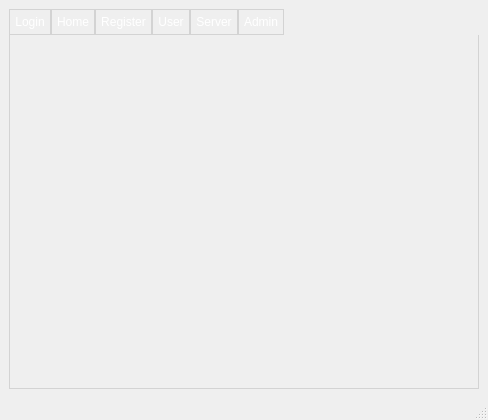
The window that src/telecharge.ui (Jackie-Li-0228/SQL-telecharge-system) describes before a commit, drawn with Qt 5.
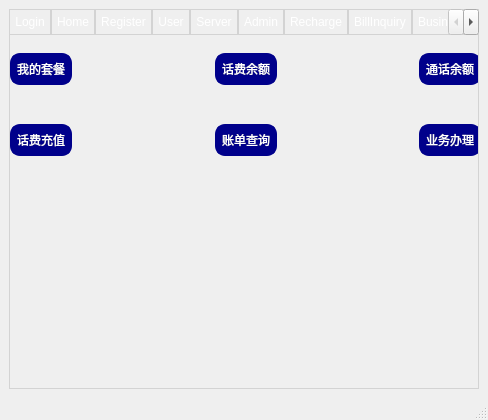
The same window after the commit. The open tabs and pages were chosen to show the change. Icons and pictures are not drawn.

Commit message: build a little poor user page

The edit to the form file:
```diff
--- a/src/telecharge.ui
+++ b/src/telecharge.ui
@@ -735,6 +735,166 @@
        <attribute name="title">
         <string>User</string>
        </attribute>
+       <widget class="QWidget" name="horizontalLayoutWidget">
+        <property name="geometry">
+         <rect>
+          <x>0</x>
+          <y>-1</y>
+          <width>471</width>
+          <height>71</height>
+         </rect>
+        </property>
+        <layout class="QHBoxLayout" name="horizontalLayout_3">
+         <item>
+          <widget class="QPushButton" name="myPackageButton">
+           <property name="styleSheet">
+            <string notr="true">border: 2px solid #00008B;
+border-radius: 10px;
+background-color: #00008B;
+color: #FFFFFF;
+padding: 5px;</string>
+           </property>
+           <property name="text">
+            <string>我的套餐</string>
+           </property>
+          </widget>
+         </item>
+         <item>
+          <spacer name="horizontalSpacer_11">
+           <property name="orientation">
+            <enum>Qt::Horizontal</enum>
+           </property>
+           <property name="sizeHint" stdset="0">
+            <size>
+             <width>40</width>
+             <height>20</height>
+            </size>
+           </property>
+          </spacer>
+         </item>
+         <item>
+          <widget class="QPushButton" name="balanceButton">
+           <property name="styleSheet">
+            <string notr="true">border: 2px solid #00008B;
+border-radius: 10px;
+background-color: #00008B;
+color: #FFFFFF;
+padding: 5px;</string>
+           </property>
+           <property name="text">
+            <string>话费余额</string>
+           </property>
+          </widget>
+         </item>
+         <item>
+          <spacer name="horizontalSpacer_12">
+           <property name="orientation">
+            <enum>Qt::Horizontal</enum>
+           </property>
+           <property name="sizeHint" stdset="0">
+            <size>
+             <width>40</width>
+             <height>20</height>
+            </size>
+           </property>
+          </spacer>
+         </item>
+         <item>
+          <widget class="QPushButton" name="callBalanceButton">
+           <property name="styleSheet">
+            <string notr="true">border: 2px solid #00008B;
+border-radius: 10px;
+background-color: #00008B;
+color: #FFFFFF;
+padding: 5px;</string>
+           </property>
+           <property name="text">
+            <string>通话余额</string>
+           </property>
+          </widget>
+         </item>
+        </layout>
+       </widget>
+       <widget class="QWidget" name="horizontalLayoutWidget_2">
+        <property name="geometry">
+         <rect>
+          <x>0</x>
+          <y>70</y>
+          <width>471</width>
+          <height>71</height>
+         </rect>
+        </property>
+        <layout class="QHBoxLayout" name="horizontalLayout_4">
+         <item>
+          <widget class="QPushButton" name="rechargeButton">
+           <property name="styleSheet">
+            <string notr="true">border: 2px solid #00008B;
+border-radius: 10px;
+background-color: #00008B;
+color: #FFFFFF;
+padding: 5px;</string>
+           </property>
+           <property name="text">
+            <string>话费充值</string>
+           </property>
+          </widget>
+         </item>
+         <item>
+          <spacer name="horizontalSpacer_13">
+           <property name="orientation">
+            <enum>Qt::Horizontal</enum>
+           </property>
+           <property name="sizeHint" stdset="0">
+            <size>
+             <width>40</width>
+             <height>20</height>
+            </size>
+           </property>
+          </spacer>
+         </item>
+         <item>
+          <widget class="QPushButton" name="billInquiryButton">
+           <property name="styleSheet">
+            <string notr="true">border: 2px solid #00008B;
+border-radius: 10px;
+background-color: #00008B;
+color: #FFFFFF;
+padding: 5px;</string>
+           </property>
+           <property name="text">
+            <string>账单查询</string>
+           </property>
+          </widget>
+         </item>
+         <item>
+          <spacer name="horizontalSpacer_14">
+           <property name="orientation">
+            <enum>Qt::Horizontal</enum>
+           </property>
+           <property name="sizeHint" stdset="0">
+            <size>
+             <width>40</width>
+             <height>20</height>
+            </size>
+           </property>
+          </spacer>
+         </item>
+         <item>
+          <widget class="QPushButton" name="businessHandlingButton">
+           <property name="styleSheet">
+            <string notr="true">border: 2px solid #00008B;
+border-radius: 10px;
+background-color: #00008B;
+color: #FFFFFF;
+padding: 5px;</string>
+           </property>
+           <property name="text">
+            <string>业务办理</string>
+           </property>
+          </widget>
+         </item>
+        </layout>
+       </widget>
       </widget>
       <widget class="QWidget" name="tab_5">
        <attribute name="title">
@@ -746,6 +906,112 @@
         <string>Admin</string>
        </attribute>
       </widget>
+      <widget class="QWidget" name="tab_recharge">
+       <attribute name="title">
+        <string>Recharge</string>
+       </attribute>
+       <widget class="QPushButton" name="confirmRechargeButton">
+        <property name="geometry">
+         <rect>
+          <x>180</x>
+          <y>280</y>
+          <width>81</width>
+          <height>31</height>
+         </rect>
+        </property>
+        <property name="styleSheet">
+         <string notr="true">border: 2px solid #00008B;
+border-radius: 10px;
+background-color: #00008B;
+color: #FFFFFF;
+padding: 5px;</string>
+        </property>
+        <property name="text">
+         <string>充值</string>
+        </property>
+       </widget>
+       <widget class="QPushButton" name="backToUserButton_recharge">
+        <property name="geometry">
+         <rect>
+          <x>350</x>
+          <y>310</y>
+          <width>121</width>
+          <height>23</height>
+         </rect>
+        </property>
+        <property name="styleSheet">
+         <string notr="true">font: 9pt &quot;Times New Roman&quot;;
+color: rgb(0, 0, 0)</string>
+        </property>
+        <property name="text">
+         <string>Back</string>
+        </property>
+       </widget>
+      </widget>
+      <widget class="QWidget" name="tab_billInquiry">
+       <attribute name="title">
+        <string>BillInquiry</string>
+       </attribute>
+       <widget class="QPushButton" name="backToUserButton_billInquiry">
+        <property name="geometry">
+         <rect>
+          <x>340</x>
+          <y>310</y>
+          <width>121</width>
+          <height>23</height>
+         </rect>
+        </property>
+        <property name="styleSheet">
+         <string notr="true">font: 9pt &quot;Times New Roman&quot;;
+color: rgb(0, 0, 0)</string>
+        </property>
+        <property name="text">
+         <string>Back</string>
+        </property>
+       </widget>
+      </widget>
+      <widget class="QWidget" name="tab_businessHandling">
+       <attribute name="title">
+        <string>BusinessHandling</string>
+       </attribute>
+       <widget class="QPushButton" name="backToUserButton_businessHandling">
+        <property name="geometry">
+         <rect>
+          <x>340</x>
+          <y>310</y>
+          <width>121</width>
+          <height>23</height>
+         </rect>
+        </property>
+        <property name="styleSheet">
+         <string notr="true">font: 9pt &quot;Times New Roman&quot;;
+color: rgb(0, 0, 0)</string>
+        </property>
+        <property name="text">
+         <string>Back</string>
+        </property>
+       </widget>
+       <widget class="QPushButton" name="handleBusinessButton">
+        <property name="geometry">
+         <rect>
+          <x>190</x>
+          <y>280</y>
+          <width>91</width>
+          <height>31</height>
+         </rect>
+        </property>
+        <property name="styleSheet">
+         <string notr="true">border: 2px solid #00008B;
+border-radius: 10px;
+background-color: #00008B;
+color: #FFFFFF;
+padding: 5px;</string>
+        </property>
+        <property name="text">
+         <string>办理</string>
+        </property>
+       </widget>
+      </widget>
      </widget>
     </item>
    </layout>
```
Left out of the diff: 77 changed lines with no effect on the pictures. The commit also changes 2 other files.
